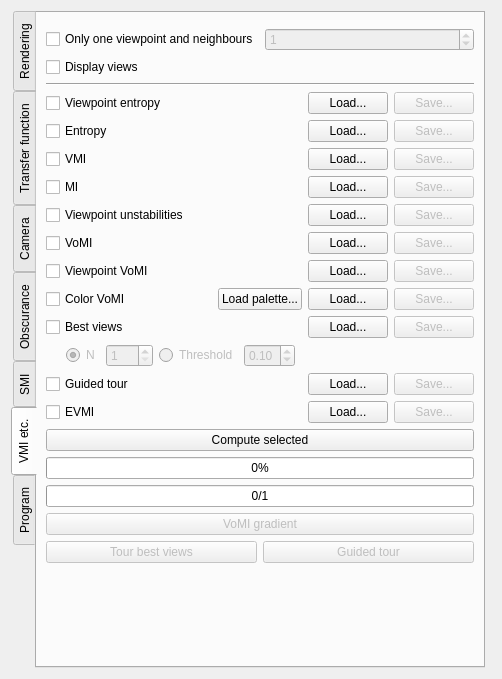
First picture: the form in starviewer/src/extensions/playground/experimental3d/qexperimental3dextensionbase.ui, repository starviewer-medical/starviewer, before the edit.
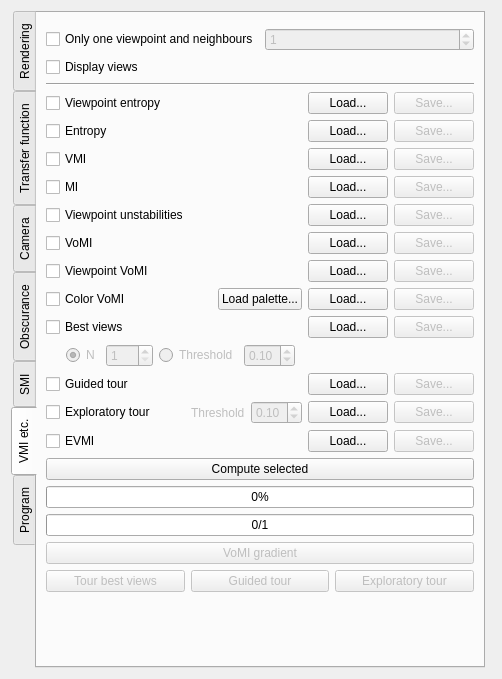
Second picture: the form after the edit. The open tabs and pages were chosen to show the change. Custom widgets are drawn as their Qt base class.

Commit message: ENH: Exploratory tour.

```diff
--- a/starviewer/src/extensions/playground/experimental3d/qexperimental3dextensionbase.ui
+++ b/starviewer/src/extensions/playground/experimental3d/qexperimental3dextensionbase.ui
@@ -2235,6 +2235,66 @@
          </item>
         </layout>
        </item>
+       <item>
+        <layout class="QHBoxLayout" name="horizontalLayout_43">
+         <item>
+          <widget class="QCheckBox" name="m_computeExploratoryTourCheckBox">
+           <property name="sizePolicy">
+            <sizepolicy hsizetype="Minimum" vsizetype="Fixed">
+             <horstretch>1</horstretch>
+             <verstretch>0</verstretch>
+            </sizepolicy>
+           </property>
+           <property name="text">
+            <string>Exploratory tour</string>
+           </property>
+          </widget>
+         </item>
+         <item>
+          <widget class="QLabel" name="m_computeExploratoryTourThresholdLabel">
+           <property name="enabled">
+            <bool>false</bool>
+           </property>
+           <property name="text">
+            <string>Threshold</string>
+           </property>
+          </widget>
+         </item>
+         <item>
+          <widget class="QDoubleSpinBox" name="m_computeExploratoryTourThresholdDoubleSpinBox">
+           <property name="enabled">
+            <bool>false</bool>
+           </property>
+           <property name="maximum">
+            <double>1.000000000000000</double>
+           </property>
+           <property name="singleStep">
+            <double>0.010000000000000</double>
+           </property>
+           <property name="value">
+            <double>0.100000000000000</double>
+           </property>
+          </widget>
+         </item>
+         <item>
+          <widget class="QPushButton" name="m_loadExploratoryTourPushButton">
+           <property name="text">
+            <string>Load...</string>
+           </property>
+          </widget>
+         </item>
+         <item>
+          <widget class="QPushButton" name="m_saveExploratoryTourPushButton">
+           <property name="enabled">
+            <bool>false</bool>
+           </property>
+           <property name="text">
+            <string>Save...</string>
+           </property>
+          </widget>
+         </item>
+        </layout>
+       </item>
        <item>
         <layout class="QHBoxLayout" name="horizontalLayout_39">
          <item>
@@ -2328,6 +2388,16 @@
            </property>
           </widget>
          </item>
+         <item>
+          <widget class="QPushButton" name="m_exploratoryTourPushButton">
+           <property name="enabled">
+            <bool>false</bool>
+           </property>
+           <property name="text">
+            <string>Exploratory tour</string>
+           </property>
+          </widget>
+         </item>
         </layout>
        </item>
        <item>
```
The commit also changes 4 other files.
